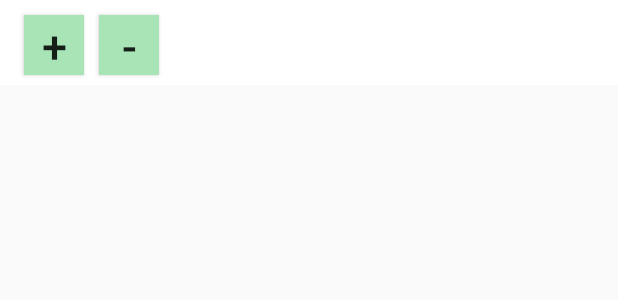
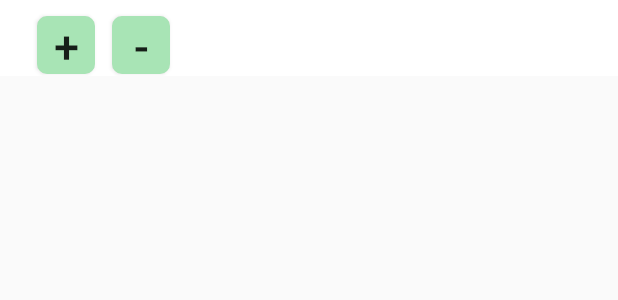
Before and after one commit to ProjectInTheClass/ParcelNoticeManager, an Android app: the layout signle_floor.xml on its own in the app's theme, with its tools: preview values and no code run, on a phone screen of 412 x 824 dp. Shown: the top 300 px of the screen. Run offline under Robolectric (Android 15) with nearby library versions, the light colour scheme and no system bars.

Commit message:
modify layout

```diff
--- a/app/src/main/java/com/eos/parcelnoticemanager/adapter/FloorAdapter.java
+++ b/app/src/main/java/com/eos/parcelnoticemanager/adapter/FloorAdapter.java
@@ -74,7 +74,7 @@ public class FloorAdapter extends RecyclerView.Adapter<RecyclerView.ViewHolder>
         ((GridViewHolder)holder).recyclerView.setAdapter(new RoomAdapter(context, floors.get(position).rooms));
         ((GridViewHolder)holder).recyclerView.setLayoutManager(new GridLayoutManager(context, 5));
         ((GridViewHolder)holder).recyclerView.setHasFixedSize(true);
-        ((GridViewHolder)holder).tvFloorNum.setText(String.valueOf(floors.get(position).floorNum));
+        ((GridViewHolder)holder).tvFloorNum.setText(String.valueOf(floors.get(position).floorNum)+"층");
     }
 
     @Override
--- a/app/src/main/res/layout/parcel_floor.xml
+++ b/app/src/main/res/layout/parcel_floor.xml
@@ -20,10 +20,10 @@
             android:layout_width="wrap_content"
             android:layout_height="wrap_content"
             android:layout_marginTop="10dp"
-            android:text="1층"
+            android:text=""
             android:textColor="#000000"
-            android:fontFamily="@font/nexon_gothic_lv1_bold"
-            android:textSize="28sp"
+            android:fontFamily="@font/monsori"
+            android:textSize="25sp"
             android:layout_marginBottom="10dp"
             app:layout_constraintBottom_toBottomOf="parent"
             app:layout_constraintStart_toStartOf="parent"
--- a/app/src/main/res/layout/parcel_room.xml
+++ b/app/src/main/res/layout/parcel_room.xml
@@ -14,7 +14,7 @@
         android:layout_height="70dp"
         android:background="@drawable/all_button_background"
         android:backgroundTint="@color/colorAccent"
-        android:text="101"
+        android:text=""
         android:fontFamily="@font/nexon_gothic_lv1_bold"
         android:textSize="25sp"
         android:gravity="center"
--- a/app/src/main/res/layout/signle_floor.xml
+++ b/app/src/main/res/layout/signle_floor.xml
@@ -16,7 +16,7 @@
 
         <LinearLayout
             android:layout_width="match_parent"
-            android:layout_height="match_parent"
+            android:layout_height="wrap_content"
             android:orientation="horizontal">
 
             <TextView
@@ -24,7 +24,10 @@
                 android:layout_width="wrap_content"
                 android:layout_height="wrap_content"
                 android:layout_margin="8dp"
-                android:textSize="30dp"
+                android:textSize="25sp"
+                android:layout_marginLeft="5dp"
+                android:layout_marginTop="2dp"
+                android:fontFamily="@font/monsori"
                 android:textColor="#000000" />
 
             <Button
@@ -32,18 +35,23 @@
                 android:layout_width="40dp"
                 android:layout_height="40dp"
                 android:text="+"
-                android:textSize="30dp"
+                android:textSize="30sp"
+                android:gravity="center"
                 android:layout_marginTop="10dp"
-                android:background="@color/colorPrimaryDark"/>
+                android:layout_marginLeft="8dp"
+                android:background="@drawable/all_button_background"
+                android:backgroundTint="@color/colorPrimaryDark"/>
             <Button
                 android:id="@+id/btnMinusRoom"
                 android:layout_width="40dp"
                 android:layout_height="40dp"
                 android:text="-"
-                android:textSize="30dp"
+                android:textSize="30sp"
+                android:gravity="center"
                 android:layout_marginTop="10dp"
                 android:layout_marginLeft="10dp"
-                android:background="@color/colorPrimaryDark"
+                android:background="@drawable/all_button_background"
+                android:backgroundTint="@color/colorPrimaryDark"
                 />
 "
 
--- a/app/src/main/res/layout/single_room.xml
+++ b/app/src/main/res/layout/single_room.xml
@@ -22,9 +22,11 @@
             android:layout_marginTop="5dp"
             android:ellipsize="end"
             android:singleLine="true"
-            android:background="@color/colorAccent"
+            android:background="@drawable/all_button_background"
+            android:backgroundTint="@color/colorAccent"
+            android:fontFamily="@font/nexon_gothic_lv1_bold"
+            android:textSize="25sp"
             android:gravity="center"
-            android:textSize="30dp"
 
             />
 
```
Also changed, not shown: app/src/main/res/layout/single_washer.xml (+9 -6 lines), app/src/main/res/layout/single_washer_floor.xml (+11 -5 lines).
